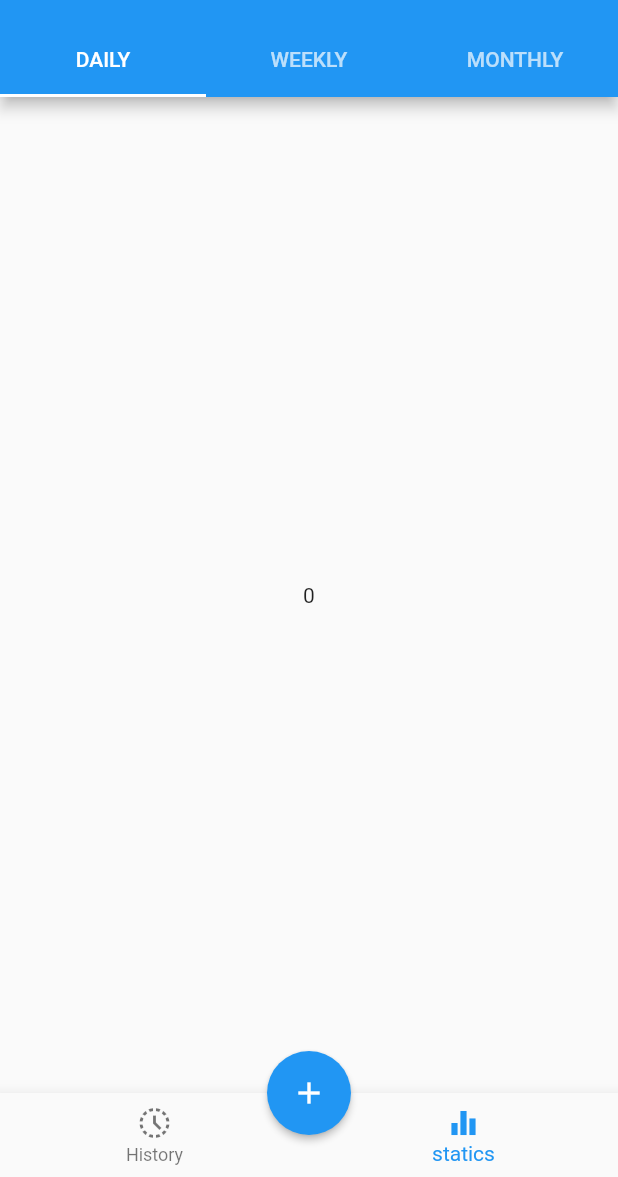
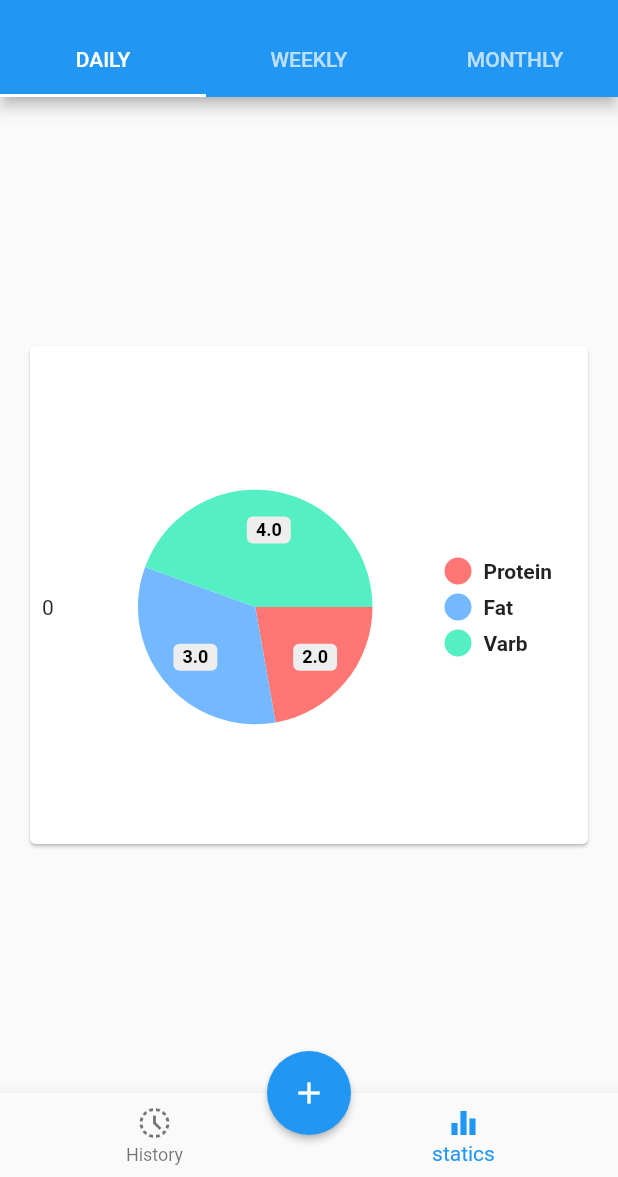
Before and after one commit to sarianpour/foodlogapp, a Flutter app: the NavigationView screen opened by its route, item 2 of the bottom bar chosen, on a phone screen of 412 x 824 dp, the part 59-1236 px from its top. Run offline on Flutter 3.47's test engine with Material 2 defaults, Android fonts, the phone set to English and light mode, and no system bars; drawn by our look-alikes of pie_chart.

Commit message:
pie chart added

```diff
--- a/lib/views/navigation_view.dart
+++ b/lib/views/navigation_view.dart
@@ -1,7 +1,7 @@
 import 'package:flutter/material.dart';
 import 'package:flutter/services.dart';
 import 'package:food_log_app/views/history_view.dart';
-import 'package:food_log_app/views/statics_view.dart';
+import 'package:food_log_app/views/statics_view/statics_view.dart';
 
 class NavigationView extends StatefulWidget {
   const NavigationView({Key? key}) : super(key: key);
@@ -22,10 +22,10 @@ class _NavigationViewState extends State<NavigationView> {
 
   static const TextStyle optionStyle =
       TextStyle(fontSize: 30, fontWeight: FontWeight.bold);
-  static const List<Widget> _widgetOptions = <Widget>[
-    HistoryView(),
-    StaticsView()
-  ];
+  // static const List<Widget> _widgetOptions = <Widget>[
+  //   HistoryView(),
+  //   StaticsView()
+  // ];
 
   void _onNavItemTapped(int index) {
     setState(() {
@@ -117,8 +117,8 @@ class _NavigationViewState extends State<NavigationView> {
             padding: const EdgeInsets.all(16.0),
             child: SingleChildScrollView(
               child: _selectedNavIndex == 1
-                  ? Center(child: Text('$_selectedTabIndex'))
-                  : Center(child: HistoryView()),
+                  ? StaticsView(_selectedTabIndex)
+                  : const Center(child: HistoryView()),
             ),
           ),
         ),
@@ -126,3 +126,4 @@ class _NavigationViewState extends State<NavigationView> {
     );
   }
 }
+//Center(child: StaticsView (_selectedTabIndex)Text('$'))
--- a/lib/views/statics_view.dart
+++ /dev/null
@@ -1,10 +0,0 @@
-import 'package:flutter/material.dart';
-
-class StaticsView extends StatelessWidget {
-  const StaticsView({Key? key}) : super(key: key);
-
-  @override
-  Widget build(BuildContext context) {
-    return Text('staticss');
-  }
-}
--- /dev/null
+++ b/lib/views/statics_view/statics_view.dart
@@ -0,0 +1,49 @@
+import 'package:flutter/material.dart';
+import 'package:pie_chart/pie_chart.dart';
+
+class StaticsView extends StatefulWidget {
+  const StaticsView(this.selectedTabIndex);
+  final int selectedTabIndex;
+
+  @override
+  State<StaticsView> createState() => _StaticsViewState();
+}
+
+class _StaticsViewState extends State<StaticsView> {
+  @override
+  Widget build(BuildContext context) {
+    Map<String, double> dataMap = {
+      "Flutter": 5,
+      "React": 3,
+      "Xamarin": 2,
+      "Ionic": 2,
+    };
+    return Card(
+      child: Column(
+        children: <Widget>[
+          SizedBox(
+            height: 16,
+          ),
+          Padding(
+            padding: const EdgeInsets.all(8.0),
+            child: Row(
+              mainAxisAlignment: MainAxisAlignment.spaceBetween,
+              children: <Widget>[
+                Text('${widget.selectedTabIndex}'),
+                Container(
+                  width: 300,
+                  height: 300,
+                  child: PieChart(dataMap: {
+                    "Protein": 2,
+                    "Fat": 3,
+                    "Varb": 4,
+                  }),
+                )
+              ],
+            ),
+          ),
+        ],
+      ),
+    );
+  }
+}
```
Also changed, not shown: lib/components/chart.dart (added).
